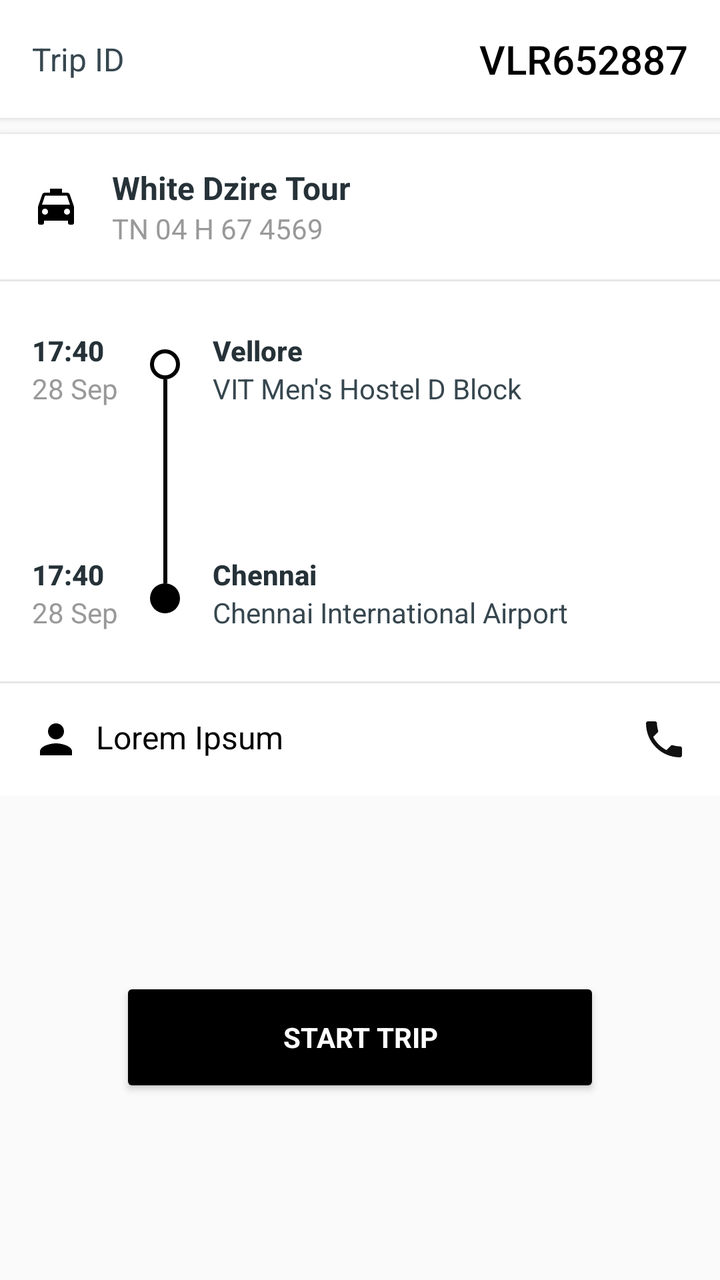
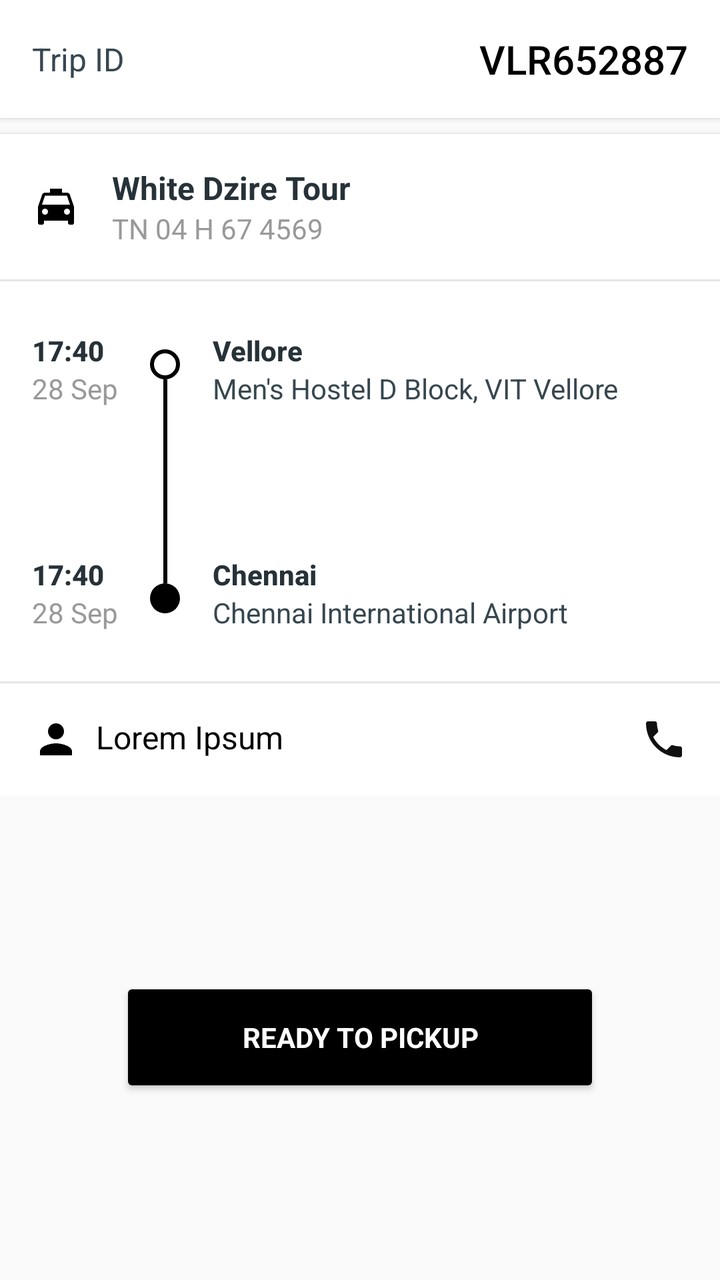

Compare the two renders of this Android layout. The source of the first and the diff that turns it into the second are given below.
<!-- AndroidManifest.xml: application theme AppTheme -->
<!-- res/layout/fragment_now.xml -->
<?xml version="1.0" encoding="utf-8"?>
<LinearLayout xmlns:android="http://schemas.android.com/apk/res/android"
    xmlns:app="http://schemas.android.com/apk/res-auto"
    xmlns:tools="http://schemas.android.com/tools"
    android:id="@+id/fragment_now_layout"
    android:layout_width="match_parent"
    android:layout_height="match_parent"
    android:orientation="vertical"
    tools:ignore="ContentDescription">

    <ScrollView
        android:layout_width="match_parent"
        android:layout_height="wrap_content"
        android:scrollbars="none">

        <LinearLayout
            android:layout_width="match_parent"
            android:layout_height="wrap_content"
            android:orientation="vertical">

            <android.support.v7.widget.CardView
                android:layout_width="match_parent"
                android:layout_height="wrap_content"
                android:layout_marginBottom="8dp"
                app:cardCornerRadius="0dp"
                app:cardElevation="2dp"
                app:contentPadding="16dp">

                <LinearLayout
                    android:layout_width="match_parent"
                    android:layout_height="wrap_content"
                    android:gravity="center_vertical"
                    android:orientation="horizontal">

                    <TextView
                        android:layout_width="0dp"
                        android:layout_height="wrap_content"
                        android:layout_weight="1"
                        android:text="Trip ID"
                        android:textAppearance="@style/TextAppearance.AppCompat.Subhead"
                        android:textColor="@color/grey_80" />

                    <TextView
                        android:id="@+id/tv_booking_code"
                        android:layout_width="wrap_content"
                        android:layout_height="wrap_content"
                        android:text="VLR652887"
                        android:textAppearance="@style/Base.TextAppearance.AppCompat.Title"
                        android:textColor="@color/colorAccent" />

                </LinearLayout>

            </android.support.v7.widget.CardView>

            <android.support.v7.widget.CardView
                android:layout_width="match_parent"
                android:layout_height="wrap_content"
                app:cardCornerRadius="0dp"
                app:cardElevation="2dp">

                <LinearLayout
                    android:layout_width="match_parent"
                    android:layout_height="wrap_content"
                    android:orientation="vertical">

                    <LinearLayout
                        android:layout_width="match_parent"
                        android:layout_height="wrap_content"
                        android:background="@android:color/white"
                        android:gravity="center_vertical"
                        android:orientation="horizontal"
                        android:padding="16dp">

                        <ImageView
                            android:layout_width="wrap_content"
                            android:layout_height="wrap_content"
                            android:background="@android:color/transparent"
                            android:src="@drawable/ic_cars" />

                        <LinearLayout
                            android:layout_width="0dp"
                            android:layout_height="wrap_content"
                            android:layout_weight="1"
                            android:orientation="vertical"
                            android:paddingStart="16dp">

                            <TextView
                                android:layout_width="wrap_content"
                                android:layout_height="wrap_content"
                                android:text="White Dzire Tour"
                                android:textAppearance="@style/TextAppearance.AppCompat.Subhead"
                                android:textColor="@color/grey_90"
                                android:textStyle="bold" />

                            <TextView
                                android:layout_width="wrap_content"
                                android:layout_height="wrap_content"
                                android:text="TN 04 H 67 4569"
                                android:textAppearance="@style/TextAppearance.AppCompat.Small"
                                android:textColor="@color/grey_40" />

                        </LinearLayout>

                        <View
                            android:layout_width="16dp"
                            android:layout_height="wrap_content" />

                    </LinearLayout>

                    <View
                        android:layout_width="match_parent"
                        android:layout_height="1dp"
                        android:background="@color/grey_10" />

                    <LinearLayout
                        android:layout_width="match_parent"
                        android:layout_height="wrap_content"
                        android:baselineAligned="false"
                        android:orientation="horizontal"
                        android:padding="16dp">

                        <LinearLayout
                            android:layout_width="wrap_content"
                            android:layout_height="wrap_content"
                            android:gravity="center_vertical"
                            android:orientation="vertical">

                            <LinearLayout
                                android:layout_width="wrap_content"
                                android:layout_height="?attr/actionBarSize"
                                android:gravity="center_vertical"
                                android:orientation="vertical">

                                <TextView
                                    android:layout_width="wrap_content"
                                    android:layout_height="wrap_content"
                                    android:text="17:40"
                                    android:textAppearance="@style/TextAppearance.AppCompat.Body2"
                                    android:textColor="@color/grey_90"
                                    android:textStyle="bold" />

                                <TextView
                                    android:layout_width="wrap_content"
                                    android:layout_height="wrap_content"
                                    android:text="28 Sep"
                                    android:textAppearance="@style/TextAppearance.AppCompat.Small"
                                    android:textColor="@color/grey_40" />

                            </LinearLayout>

                            <View
                                android:layout_width="0dp"
                                android:layout_height="?attr/actionBarSize" />

                            <LinearLayout
                                android:layout_width="wrap_content"
                                android:layout_height="?attr/actionBarSize"
                                android:gravity="center_vertical"
                                android:orientation="vertical">

                                <TextView
                                    android:layout_width="wrap_content"
                                    android:layout_height="wrap_content"
                                    android:text="17:40"
                                    android:textAppearance="@style/TextAppearance.AppCompat.Body2"
                                    android:textColor="@color/grey_90"
                                    android:textStyle="bold" />

                                <TextView
                                    android:layout_width="wrap_content"
                                    android:layout_height="wrap_content"
                                    android:text="28 Sep"
                                    android:textAppearance="@style/TextAppearance.AppCompat.Small"
                                    android:textColor="@color/grey_40" />

                            </LinearLayout>

                        </LinearLayout>

                        <LinearLayout
                            android:layout_width="0dp"
                            android:layout_height="match_parent"
                            android:layout_weight="1"
                            android:gravity="center_horizontal"
                            android:orientation="vertical"
                            android:paddingBottom="18dp"
                            android:paddingTop="18dp">

                            <ImageView
                                android:layout_width="15dp"
                                android:layout_height="15dp"
                                app:srcCompat="@drawable/shape_round_outline" />

                            <View
                                android:layout_width="2dp"
                                android:layout_height="0dp"
                                android:layout_weight="1"
                                android:background="@color/colorAccent"
                                tools:ignore="NestedWeights" />

                            <ImageView
                                android:layout_width="15dp"
                                android:layout_height="15dp"
                                app:srcCompat="@drawable/shape_round_solid" />

                        </LinearLayout>

                        <LinearLayout
                            android:layout_width="0dp"
                            android:layout_height="wrap_content"
                            android:layout_weight="5"
                            android:orientation="vertical">

                            <LinearLayout
                                android:layout_width="match_parent"
                                android:layout_height="?attr/actionBarSize"
                                android:gravity="center_vertical"
                                android:orientation="vertical">

                                <TextView
                                    android:layout_width="wrap_content"
                                    android:layout_height="wrap_content"
                                    android:text="Vellore"
                                    android:textAppearance="@style/TextAppearance.AppCompat.Body2"
                                    android:textColor="@color/grey_90"
                                    android:textStyle="bold" />

                                <TextView
                                    android:layout_width="wrap_content"
                                    android:layout_height="wrap_content"
                                    android:text="VIT Men's Hostel D Block"
                                    android:textAppearance="@style/TextAppearance.AppCompat.Small"
                                    android:textColor="@color/grey_80" />

                            </LinearLayout>

                            <View
                                android:layout_width="0dp"
                                android:layout_height="?attr/actionBarSize" />

                            <LinearLayout
                                android:layout_width="match_parent"
                                android:layout_height="?attr/actionBarSize"
                                android:gravity="center_vertical"
                                android:orientation="vertical">

                                <TextView
                                    android:layout_width="wrap_content"
                                    android:layout_height="wrap_content"
                                    android:text="Chennai"
                                    android:textAppearance="@style/TextAppearance.AppCompat.Body2"
                                    android:textColor="@color/grey_90"
                                    android:textStyle="bold" />

                                <TextView
                                    android:layout_width="wrap_content"
                                    android:layout_height="wrap_content"
                                    android:text="Chennai International Airport"
                                    android:textAppearance="@style/TextAppearance.AppCompat.Small"
                                    android:textColor="@color/grey_80" />

                            </LinearLayout>

                        </LinearLayout>

                    </LinearLayout>

                    <View
                        android:layout_width="match_parent"
                        android:layout_height="1dp"
                        android:background="@color/grey_10" />

                    <LinearLayout
                        android:layout_width="match_parent"
                        android:layout_height="match_parent"
                        android:gravity="center_vertical"
                        android:padding="16dp">

                        <TextView
                            style="@style/body1"
                            android:layout_width="0dp"
                            android:layout_height="wrap_content"
                            android:layout_weight="1"
                            android:drawablePadding="8dp"
                            android:drawableStart="@drawable/ic_person"
                            android:text="Lorem Ipsum" />

                        <ImageView
                            android:layout_width="wrap_content"
                            android:layout_height="wrap_content"
                            android:src="@drawable/ic_phone" />

                    </LinearLayout>

                </LinearLayout>

            </android.support.v7.widget.CardView>

        </LinearLayout>

    </ScrollView>

    <LinearLayout
        android:layout_width="match_parent"
        android:layout_height="match_parent"
        android:gravity="center">

        <Button
            android:id="@+id/button_action_now"
            style="?android:textAppearanceSmall"
            android:layout_width="240dp"
            android:layout_height="60dp"
            android:text="@string/action_now"
            android:textColor="#ffffff"
            android:textStyle="bold"
            android:theme="@style/buttonTheme" />

    </LinearLayout>

</LinearLayout>
<!-- resources referenced by this layout -->
<resources>
  <color name="colorAccent">#000000</color>
  <color name="grey_10">#e6e6e6</color>
  <color name="grey_40">#999999</color>
  <color name="grey_80">#37474F</color>
  <color name="grey_90">#263238</color>
  <!-- drawable ic_cars (drawable) -->
  <vector xmlns:android="http://schemas.android.com/apk/res/android"
      android:width="24dp"
      android:height="24dp"
      android:viewportHeight="24"
      android:viewportWidth="24">
      <path android:fillColor="#000" android:pathData="M5,11L6.5,6.5H17.5L19,11M17.5,16A1.5,1.5 0 0,1 16,14.5A1.5,1.5 0 0,1 17.5,13A1.5,1.5 0 0,1 19,14.5A1.5,1.5 0 0,1 17.5,16M6.5,16A1.5,1.5 0 0,1 5,14.5A1.5,1.5 0 0,1 6.5,13A1.5,1.5 0 0,1 8,14.5A1.5,1.5 0 0,1 6.5,16M18.92,6C18.72,5.42 18.16,5 17.5,5H15V3H9V5H6.5C5.84,5 5.28,5.42 5.08,6L3,12V20A1,1 0 0,0 4,21H5A1,1 0 0,0 6,20V19H18V20A1,1 0 0,0 19,21H20A1,1 0 0,0 21,20V12L18.92,6Z" />
  </vector>
  <!-- drawable ic_person (drawable) -->
  <vector xmlns:android="http://schemas.android.com/apk/res/android"
      android:width="24dp"
      android:height="24dp"
      android:viewportHeight="24.0"
      android:viewportWidth="24.0">
      <path
          android:fillColor="#000000"
          android:pathData="M12,12c2.21,0 4,-1.79 4,-4s-1.79,-4 -4,-4 -4,1.79 -4,4 1.79,4 4,4zM12,14c-2.67,0 -8,1.34 -8,4v2h16v-2c0,-2.66 -5.33,-4 -8,-4z" />
  </vector>
  <!-- drawable ic_phone (drawable) -->
  <vector xmlns:android="http://schemas.android.com/apk/res/android"
      android:width="24dp"
      android:height="24dp"
      android:tint="#111111"
      android:viewportHeight="24.0"
      android:viewportWidth="24.0">
      <path
          android:fillColor="#FF000000"
          android:pathData="M6.62,10.79c1.44,2.83 3.76,5.14 6.59,6.59l2.2,-2.2c0.27,-0.27 0.67,-0.36 1.02,-0.24 1.12,0.37 2.33,0.57 3.57,0.57 0.55,0 1,0.45 1,1V20c0,0.55 -0.45,1 -1,1 -9.39,0 -17,-7.61 -17,-17 0,-0.55 0.45,-1 1,-1h3.5c0.55,0 1,0.45 1,1 0,1.25 0.2,2.45 0.57,3.57 0.11,0.35 0.03,0.74 -0.25,1.02l-2.2,2.2z" />
  </vector>
  <!-- drawable shape_round_outline (drawable) -->
  <?xml version="1.0" encoding="utf-8"?>
  <shape xmlns:android="http://schemas.android.com/apk/res/android"
      android:shape="oval">
      <stroke
          android:width="2dp"
          android:color="@color/colorAccent" />
  
  </shape>
  <!-- drawable shape_round_solid (drawable) -->
  <?xml version="1.0" encoding="utf-8"?>
  <shape xmlns:android="http://schemas.android.com/apk/res/android"
      android:shape="oval">
      <solid android:color="@color/colorAccent" />
      <size
          android:width="15dp"
          android:height="15dp" />
  
  </shape>
  <string name="action_now">Start Trip</string>
  <style name="body1">
          <item name="android:fontFamily">roboto-medium</item>
          <item name="android:textSize">16sp</item>
          <item name="android:textColor">@color/colorPrimary</item>
      </style>
  <style name="buttonTheme" parent="Theme.AppCompat.Light.DarkActionBar">
          <item name="colorButtonNormal">#000000</item>
      </style>
  <style name="AppTheme" parent="Theme.AppCompat.Light.DarkActionBar">
          <item name="colorPrimary">@color/colorPrimary</item>
          <item name="colorPrimaryDark">@color/colorPrimaryDark</item>
          <item name="colorAccent">@color/colorAccent</item>
      </style>
  <color name="colorPrimary">#000000</color>
  <color name="colorPrimaryDark">#000000</color>
</resources>

<!-- the commit's change to res/layout/fragment_now.xml (unified diff, before → after) -->
@@ -36,7 +36,7 @@
                         android:layout_width="0dp"
                         android:layout_height="wrap_content"
                         android:layout_weight="1"
-                        android:text="Trip ID"
+                        android:text="@string/trip_id"
                         android:textAppearance="@style/TextAppearance.AppCompat.Subhead"
                         android:textColor="@color/grey_80" />
 
@@ -80,9 +80,9 @@
                         <LinearLayout
                             android:layout_width="0dp"
                             android:layout_height="wrap_content"
+                            android:layout_marginStart="16dp"
                             android:layout_weight="1"
-                            android:orientation="vertical"
-                            android:paddingStart="16dp">
+                            android:orientation="vertical">
 
                             <TextView
                                 android:layout_width="wrap_content"
@@ -228,7 +228,7 @@
                                 <TextView
                                     android:layout_width="wrap_content"
                                     android:layout_height="wrap_content"
-                                    android:text="VIT Men's Hostel D Block"
+                                    android:text="Men's Hostel D Block, VIT Vellore"
                                     android:textAppearance="@style/TextAppearance.AppCompat.Small"
                                     android:textColor="@color/grey_80" />
 
@@ -285,9 +285,10 @@
                             android:drawableStart="@drawable/ic_person"
                             android:text="Lorem Ipsum" />
 
-                        <ImageView
+                        <ImageButton
                             android:layout_width="wrap_content"
                             android:layout_height="wrap_content"
+                            android:background="@color/white"
                             android:src="@drawable/ic_phone" />
 
                     </LinearLayout>
@@ -306,11 +307,11 @@
         android:gravity="center">
 
         <Button
-            android:id="@+id/button_action_now"
+            android:id="@+id/action_now_button"
             style="?android:textAppearanceSmall"
             android:layout_width="240dp"
             android:layout_height="60dp"
-            android:text="@string/action_now"
+            android:text="@string/ready_to_pickup"
             android:textColor="#ffffff"
             android:textStyle="bold"
             android:theme="@style/buttonTheme" />
<!-- resource entries referenced after the edit -->
@@ -5,6 +5,7 @@
   <color name="grey_40">#999999</color>
   <color name="grey_80">#37474F</color>
   <color name="grey_90">#263238</color>
+  <color name="white">#FFFFFF</color>
   <!-- drawable ic_cars (drawable) -->
   <vector xmlns:android="http://schemas.android.com/apk/res/android"
       android:width="24dp"
@@ -53,7 +54,8 @@
           android:height="15dp" />
   
   </shape>
-  <string name="action_now">Start Trip</string>
+  <string name="ready_to_pickup">Ready To Pickup</string>
+  <string name="trip_id">Trip ID</string>
   <style name="body1">
           <item name="android:fontFamily">roboto-medium</item>
           <item name="android:textSize">16sp</item>
